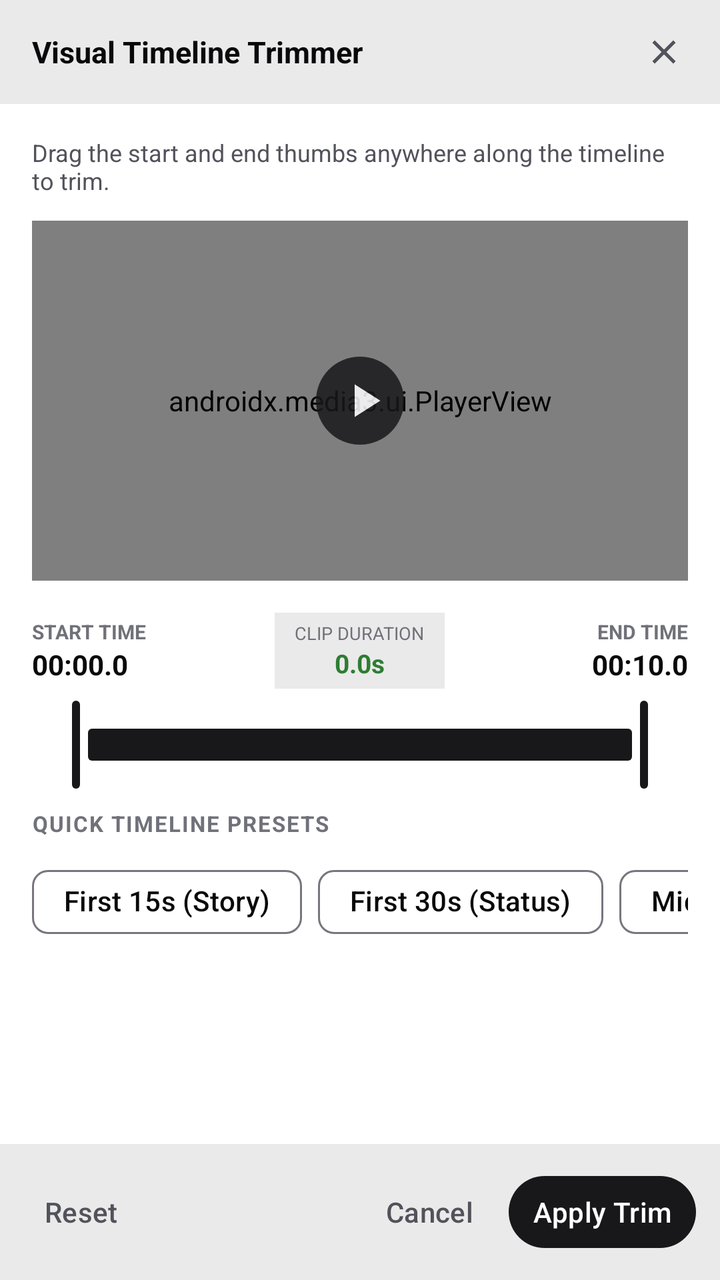
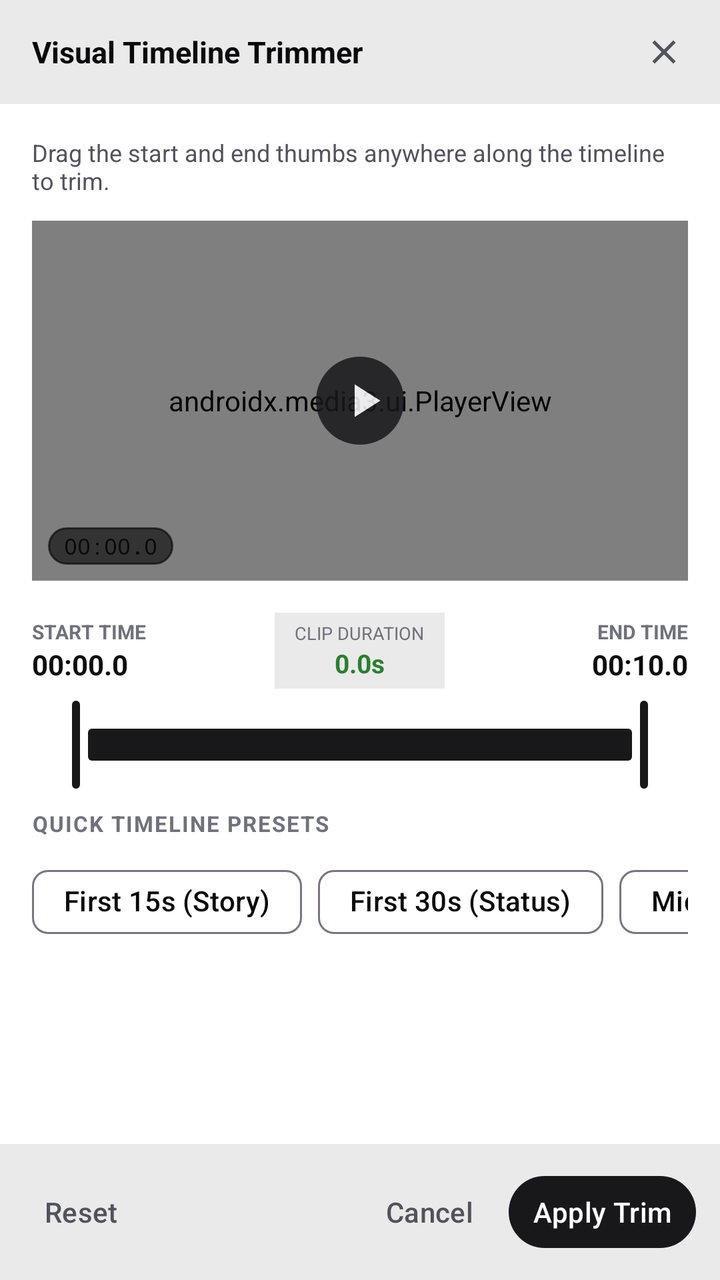

Before-and-after screenshots of an Android layout around one commit, followed by the original layout XML and the change that was made.
<!-- AndroidManifest.xml: application theme Theme.VeilFrame -->
<!-- res/layout/dialog_video_trim.xml -->
<?xml version="1.0" encoding="utf-8"?>
<LinearLayout xmlns:android="http://schemas.android.com/apk/res/android"
    xmlns:app="http://schemas.android.com/apk/res-auto"
    android:layout_width="match_parent"
    android:layout_height="wrap_content"
    android:background="@color/vf_surface"
    android:orientation="vertical">

    
    <LinearLayout
        android:layout_width="match_parent"
        android:layout_height="52dp"
        android:gravity="center_vertical"
        android:orientation="horizontal"
        android:paddingStart="16dp"
        android:paddingEnd="12dp"
        android:background="@color/vf_surface_variant">

        <TextView
            android:id="@+id/tvTrimDialogTitle"
            android:layout_width="0dp"
            android:layout_height="wrap_content"
            android:layout_weight="1"
            android:text="Visual Timeline Trimmer"
            android:textColor="@color/vf_text_primary"
            android:textSize="15sp"
            android:textStyle="bold" />

        <com.google.android.material.button.MaterialButton
        android:ellipsize="end"
        android:singleLine="true"
        android:maxLines="1"
            android:id="@+id/btnTrimClose"
            style="@style/Widget.Material3.Button.IconButton"
            android:layout_width="40dp"
            android:layout_height="40dp"
            android:contentDescription="Close Trim Dialog"
            app:icon="@drawable/ic_close"
            app:iconTint="@color/vf_text_secondary" />
    </LinearLayout>

    
    <androidx.core.widget.NestedScrollView
        android:layout_width="match_parent"
        android:layout_height="0dp"
        android:layout_weight="1"
        android:maxHeight="460dp"
        android:fillViewport="true">

        <LinearLayout
            android:layout_width="match_parent"
            android:layout_height="wrap_content"
            android:orientation="vertical"
            android:padding="16dp">

            <TextView
                android:layout_width="wrap_content"
                android:layout_height="wrap_content"
                android:layout_marginBottom="12dp"
                android:text="Drag the start and end thumbs anywhere along the timeline to trim."
                android:textColor="@color/vf_text_secondary"
                android:textSize="12sp" />

            
            <FrameLayout
                android:layout_width="match_parent"
                android:layout_height="180dp"
                android:background="@color/vf_bg_dark"
                android:layout_marginBottom="16dp">

                <androidx.media3.ui.PlayerView
                    android:id="@+id/trimPlayerView"
                    android:layout_width="match_parent"
                    android:layout_height="match_parent"
                    app:use_controller="false"
                    app:surface_type="texture_view"
                    app:resize_mode="fit" />

                <ImageView
                    android:id="@+id/imgTrimFallback"
                    android:layout_width="match_parent"
                    android:layout_height="match_parent"
                    android:scaleType="fitCenter"
                    android:visibility="gone"
                    android:contentDescription="Video Frame Thumbnail" />

                <ProgressBar
                    android:id="@+id/trimBufferingBar"
                    style="?android:attr/progressBarStyleSmall"
                    android:layout_width="36dp"
                    android:layout_height="36dp"
                    android:layout_gravity="center"
                    android:indeterminate="true"
                    android:indeterminateTint="@color/vf_primary"
                    android:visibility="gone" />

                
                <com.google.android.material.button.MaterialButton
                    android:id="@+id/btnTrimPlayPause"
                    style="@style/Widget.Material3.Button.IconButton"
                    android:layout_width="52dp"
                    android:layout_height="52dp"
                    android:layout_gravity="center"
                    app:icon="@drawable/ic_action_play"
                    app:iconSize="28dp"
                    app:iconTint="@color/vf_on_primary"
                    app:backgroundTint="@color/vf_primary"
                    android:alpha="0.85"
                    android:contentDescription="Play or Pause Trim Preview" />
            </FrameLayout>

            
            <LinearLayout
                android:layout_width="match_parent"
                android:layout_height="wrap_content"
                android:orientation="horizontal"
                android:gravity="center_vertical"
                android:layout_marginBottom="4dp">

                <LinearLayout
                    android:layout_width="0dp"
                    android:layout_height="wrap_content"
                    android:layout_weight="1"
                    android:orientation="vertical">

                    <TextView
                        android:layout_width="wrap_content"
                        android:layout_height="wrap_content"
                        android:text="START TIME"
                        android:textColor="@color/vf_text_muted"
                        android:textSize="10sp"
                        android:textStyle="bold" />

                    <TextView
                        android:id="@+id/tvTrimStartTime"
                        android:layout_width="wrap_content"
                        android:layout_height="wrap_content"
                        android:text="00:00.0"
                        android:textColor="@color/vf_text_primary"
                        android:textSize="14sp"
                        android:textStyle="bold" />
                </LinearLayout>

                <LinearLayout
                    android:layout_width="wrap_content"
                    android:layout_height="wrap_content"
                    android:gravity="center"
                    android:orientation="vertical"
                    android:background="@color/vf_surface_variant"
                    android:paddingStart="10dp"
                    android:paddingEnd="10dp"
                    android:paddingTop="4dp"
                    android:paddingBottom="4dp">

                    <TextView
                        android:layout_width="wrap_content"
                        android:layout_height="wrap_content"
                        android:text="CLIP DURATION"
                        android:textColor="@color/vf_text_muted"
                        android:textSize="9sp" />

                    <TextView
                        android:id="@+id/tvTrimDuration"
                        android:layout_width="wrap_content"
                        android:layout_height="wrap_content"
                        android:text="0.0s"
                        android:textColor="@color/vf_accent_green"
                        android:textSize="13sp"
                        android:textStyle="bold" />
                </LinearLayout>

                <LinearLayout
                    android:layout_width="0dp"
                    android:layout_height="wrap_content"
                    android:layout_weight="1"
                    android:gravity="end"
                    android:orientation="vertical">

                    <TextView
                        android:layout_width="wrap_content"
                        android:layout_height="wrap_content"
                        android:text="END TIME"
                        android:textColor="@color/vf_text_muted"
                        android:textSize="10sp"
                        android:textStyle="bold" />

                    <TextView
                        android:id="@+id/tvTrimEndTime"
                        android:layout_width="wrap_content"
                        android:layout_height="wrap_content"
                        android:text="00:10.0"
                        android:textColor="@color/vf_text_primary"
                        android:textSize="14sp"
                        android:textStyle="bold" />
                </LinearLayout>
            </LinearLayout>

            
            <com.google.android.material.slider.RangeSlider
                android:id="@+id/rangeSliderTrim"
                android:layout_width="match_parent"
                android:layout_height="wrap_content"
                android:valueFrom="0"
                android:valueTo="100"
                app:values="@array/initial_slider_range"
                app:thumbColor="@color/vf_primary"
                app:trackColorActive="@color/vf_primary"
                app:trackColorInactive="@color/vf_surface_variant" />

            <TextView
                android:layout_width="wrap_content"
                android:layout_height="wrap_content"
                android:layout_marginTop="8dp"
                android:layout_marginBottom="8dp"
                android:text="QUICK TIMELINE PRESETS"
                android:textColor="@color/vf_text_muted"
                android:textSize="11sp"
                android:textStyle="bold"
                android:letterSpacing="0.06" />

            
            <HorizontalScrollView
                android:layout_width="match_parent"
                android:layout_height="wrap_content"
                android:scrollbars="none">

                <com.google.android.material.chip.ChipGroup
                    android:id="@+id/chipGroupTrimPresets"
                    android:layout_width="wrap_content"
                    android:layout_height="wrap_content"
                    app:singleSelection="false">

                    <com.google.android.material.chip.Chip
                        android:id="@+id/chipTrimStory15"
                        style="@style/Widget.Material3.Chip.Assist"
                        android:layout_width="wrap_content"
                        android:layout_height="wrap_content"
                        android:text="First 15s (Story)" />

                    <com.google.android.material.chip.Chip
                        android:id="@+id/chipTrimStatus30"
                        style="@style/Widget.Material3.Chip.Assist"
                        android:layout_width="wrap_content"
                        android:layout_height="wrap_content"
                        android:text="First 30s (Status)" />

                    <com.google.android.material.chip.Chip
                        android:id="@+id/chipTrimMiddle"
                        style="@style/Widget.Material3.Chip.Assist"
                        android:layout_width="wrap_content"
                        android:layout_height="wrap_content"
                        android:text="Middle 50%" />

                    <com.google.android.material.chip.Chip
                        android:id="@+id/chipTrimFull"
                        style="@style/Widget.Material3.Chip.Assist"
                        android:layout_width="wrap_content"
                        android:layout_height="wrap_content"
                        android:text="Full Video" />
                </com.google.android.material.chip.ChipGroup>
            </HorizontalScrollView>
        </LinearLayout>
    </androidx.core.widget.NestedScrollView>

    
    <LinearLayout
        android:layout_width="match_parent"
        android:layout_height="wrap_content"
        android:orientation="horizontal"
        android:padding="12dp"
        android:background="@color/vf_surface_variant">

        <com.google.android.material.button.MaterialButton
            android:id="@+id/btnTrimReset"
            style="@style/Widget.Material3.Button.TextButton"
            android:layout_width="wrap_content"
            android:layout_height="44dp"
            android:minWidth="0dp"
            android:paddingStart="10dp"
            android:paddingEnd="10dp"
            android:maxLines="1"
            android:singleLine="true"
            android:ellipsize="end"
            android:text="Reset"
            android:textColor="@color/vf_text_secondary" />

        <View
            android:layout_width="0dp"
            android:layout_height="0dp"
            android:layout_weight="1" />

        <com.google.android.material.button.MaterialButton
            android:id="@+id/btnTrimCancel"
            style="@style/Widget.Material3.Button.TextButton"
            android:layout_width="wrap_content"
            android:layout_height="44dp"
            android:minWidth="0dp"
            android:paddingStart="10dp"
            android:paddingEnd="10dp"
            android:layout_marginEnd="8dp"
            android:maxLines="1"
            android:singleLine="true"
            android:ellipsize="end"
            android:text="Cancel"
            android:textColor="@color/vf_text_secondary" />

        <com.google.android.material.button.MaterialButton
            android:id="@+id/btnTrimApply"
            style="@style/Widget.Material3.Button"
            android:layout_width="wrap_content"
            android:layout_height="44dp"
            android:minWidth="0dp"
            android:paddingStart="12dp"
            android:paddingEnd="12dp"
            android:maxLines="1"
            android:singleLine="true"
            android:ellipsize="end"
            android:text="Apply Trim"
            android:textColor="@color/vf_on_primary"
            app:backgroundTint="@color/vf_primary" />
    </LinearLayout>
</LinearLayout>
<!-- resources referenced by this layout -->
<resources>
  <array name="initial_slider_range">
          <item>0.0</item>
          <item>100.0</item>
      </array>
  <color name="vf_accent_green">#2E7D32</color>
  <color name="vf_bg_dark">#F4F4F6</color>
  <color name="vf_on_primary">#FFFFFF</color>
  <color name="vf_primary">#18181B</color>
  <color name="vf_surface">#FFFFFF</color>
  <color name="vf_surface_variant">#EAEAEA</color>
  <color name="vf_text_muted">#71717A</color>
  <color name="vf_text_primary">#09090B</color>
  <color name="vf_text_secondary">#52525B</color>
  <!-- drawable ic_action_play (drawable) -->
  <?xml version="1.0" encoding="utf-8"?>
  <vector xmlns:android="http://schemas.android.com/apk/res/android"
      android:width="20dp"
      android:height="20dp"
      android:viewportWidth="24"
      android:viewportHeight="24">
      <path
          android:fillColor="#0B0F19"
          android:pathData="M8,5v14l11,-7z"/>
  </vector>
  <!-- drawable ic_close (drawable) -->
  <?xml version="1.0" encoding="utf-8"?>
  <vector xmlns:android="http://schemas.android.com/apk/res/android"
      android:width="24dp"
      android:height="24dp"
      android:viewportWidth="24"
      android:viewportHeight="24">
      <path
          android:fillColor="@color/vf_text_secondary"
          android:pathData="M19,6.41L17.59,5 12,10.59 6.41,5 5,6.41 10.59,12 5,17.59 6.41,19 12,13.41 17.59,19 19,17.59 13.41,12z"/>
  </vector>
  <style name="Theme.VeilFrame" parent="Theme.Material3.DayNight.NoActionBar">
          
          <item name="colorPrimary">@color/vf_primary</item>
          <item name="colorOnPrimary">@color/vf_on_primary</item>
          <item name="colorPrimaryContainer">@color/vf_primary_container</item>
          <item name="colorOnPrimaryContainer">@color/vf_text_primary</item>
  
          
          <item name="colorSecondary">@color/vf_secondary</item>
          <item name="colorOnSecondary">@color/vf_on_secondary</item>
          <item name="colorSecondaryContainer">@color/vf_secondary_container</item>
          <item name="colorOnSecondaryContainer">@color/vf_text_primary</item>
  
          
          <item name="android:windowBackground">@color/vf_bg_dark</item>
          <item name="colorSurface">@color/vf_surface</item>
          <item name="colorSurfaceVariant">@color/vf_surface_variant</item>
          <item name="colorOnSurface">@color/vf_text_primary</item>
          <item name="colorOnSurfaceVariant">@color/vf_text_secondary</item>
  
          
          <item name="android:statusBarColor">@color/vf_bg_dark</item>
          <item name="android:navigationBarColor">@color/vf_bg_dark</item>
          <item name="android:windowLightStatusBar">false</item>
      </style>
  <color name="vf_primary_container">#E4E4E7</color>
  <color name="vf_secondary">#52525B</color>
  <color name="vf_on_secondary">#18181B</color>
  <color name="vf_secondary_container">#E4E4E7</color>
</resources>

<!-- the commit's change to res/layout/dialog_video_trim.xml (unified diff, before → after) -->
@@ -107,6 +107,24 @@
                     app:backgroundTint="@color/vf_primary"
                     android:alpha="0.85"
                     android:contentDescription="Play or Pause Trim Preview" />
+
+                
+                <TextView
+                    android:id="@+id/tvTrimPlayheadPosition"
+                    android:layout_width="wrap_content"
+                    android:layout_height="wrap_content"
+                    android:layout_gravity="bottom|start"
+                    android:layout_margin="8dp"
+                    android:background="@drawable/bg_pill_accent"
+                    android:backgroundTint="#99000000"
+                    android:paddingStart="8dp"
+                    android:paddingEnd="8dp"
+                    android:paddingTop="2dp"
+                    android:paddingBottom="2dp"
+                    android:text="00:00.0"
+                    android:textColor="@color/vf_text_primary"
+                    android:textSize="11sp"
+                    android:fontFamily="monospace" />
             </FrameLayout>
 
             
<!-- resource entries referenced after the edit -->
@@ -13,6 +13,14 @@
   <color name="vf_text_muted">#71717A</color>
   <color name="vf_text_primary">#09090B</color>
   <color name="vf_text_secondary">#52525B</color>
+  <!-- drawable bg_pill_accent (drawable) -->
+  <?xml version="1.0" encoding="utf-8"?>
+  <shape xmlns:android="http://schemas.android.com/apk/res/android"
+      android:shape="rectangle">
+      <corners android:radius="12dp" />
+      <solid android:color="@color/vf_status_pass_bg" />
+      <stroke android:width="1dp" android:color="@color/vf_accent_green" />
+  </shape>
   <!-- drawable ic_action_play (drawable) -->
   <?xml version="1.0" encoding="utf-8"?>
   <vector xmlns:android="http://schemas.android.com/apk/res/android"
@@ -60,6 +68,7 @@
           <item name="android:navigationBarColor">@color/vf_bg_dark</item>
           <item name="android:windowLightStatusBar">false</item>
       </style>
+  <color name="vf_status_pass_bg">#E8F5E9</color>
   <color name="vf_primary_container">#E4E4E7</color>
   <color name="vf_secondary">#52525B</color>
   <color name="vf_on_secondary">#18181B</color>
